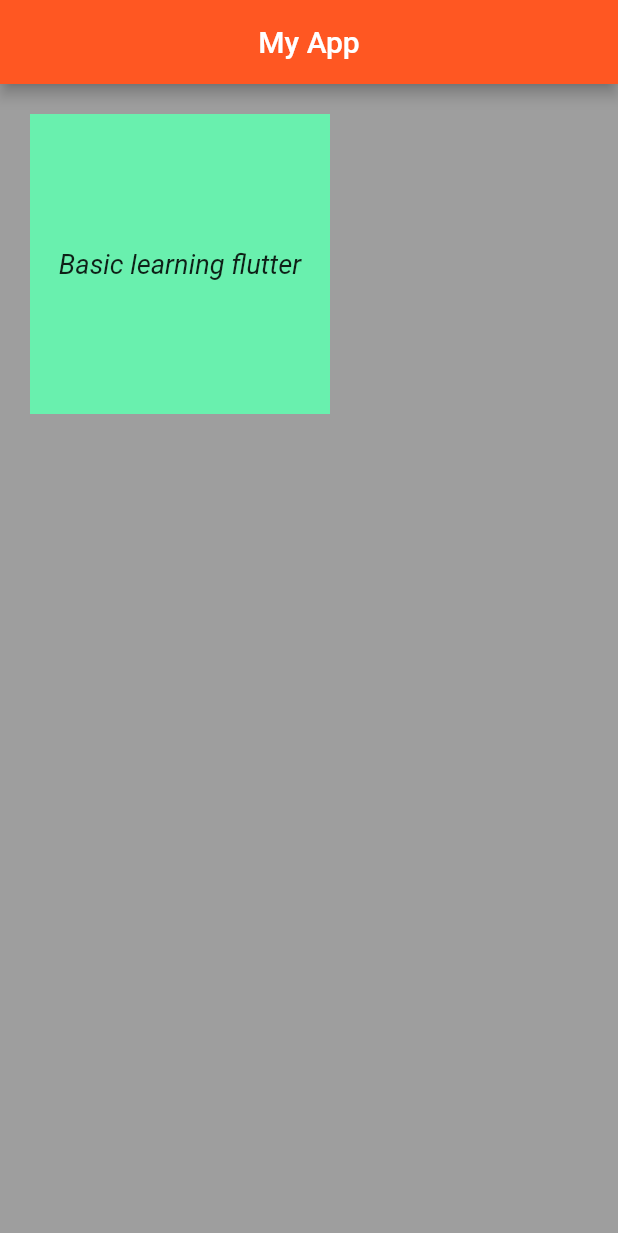
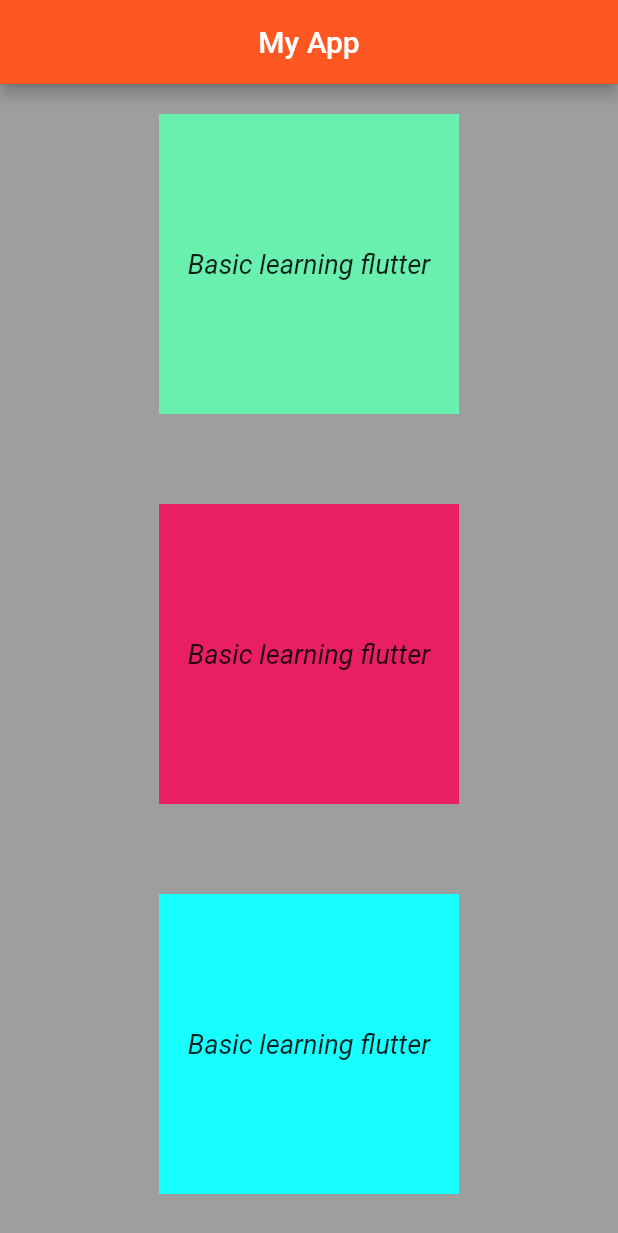
Before and after one commit to arbazfareed/flutter-practice-project, a Flutter app: the screen it shows after launch, on a phone screen of 412 x 824 dp. Shown: the top 1233 px of the screen. Run offline on Flutter 3.47's test engine with Material 2 defaults, Android fonts, the phone set to English and light mode, and no system bars.

Commit message:
Multiplie coulmn in containe

```diff
--- a/lib/main.dart
+++ b/lib/main.dart
@@ -7,7 +7,7 @@ void main() {
 }
 
 class MyApp extends StatelessWidget {
-  const MyApp({Key? key}); // Corrected the constructor
+  const MyApp({Key? key});
 
   @override
   Widget build(BuildContext context) {
@@ -20,10 +20,15 @@ class MyApp extends StatelessWidget {
           backgroundColor: Colors.deepOrange,
         ),
         body: SafeArea(
-          child: Container(
+          child: Center(
+            child: SingleChildScrollView( // Wrap the Column with SingleChildScrollView
+              child: Column(
+                mainAxisAlignment: MainAxisAlignment.center,
+                children: <Widget>[
+                  Container(
                     height: 200,
                     width: 200,
-            margin: EdgeInsets.all(20.0),
+                    margin: EdgeInsets.symmetric(vertical: 20.0, horizontal: 20),
                     color: Colors.greenAccent,
                     child: Center(
                       child: Text(
@@ -35,8 +40,65 @@ class MyApp extends StatelessWidget {
                       ),
                     ),
                   ),
+                  SizedBox(height: 20),
+                  Container(
+                    height: 200,
+                    width: 200,
+                    margin: EdgeInsets.symmetric(vertical: 20.0, horizontal: 20),
+                    color: Colors.pink,
+                    child: Center(
+                      child: Text(
+                        'Basic learning flutter',
+                        style: TextStyle(
+                          fontStyle: FontStyle.italic,
+                          fontSize: 18,
+                        ),
+                      ),
+                    ),
+                  ),
+                  SizedBox(height: 20),
+                  Container(
+                    height: 200,
+                    width: 200,
+                    margin: EdgeInsets.symmetric(vertical: 20.0, horizontal: 20),
+                    color: Colors.cyanAccent,
+                    child: Center(
+                      child: Text(
+                        'Basic learning flutter',
+                        style: TextStyle(
+                          fontStyle: FontStyle.italic,
+                          fontSize: 18,
+                        ),
+                      ),
+                    ),
+                  ),
+                  SizedBox(height: 20),
+                  Container(
+                    height: 200,
+                    width: 200,
+                    margin: EdgeInsets.symmetric(vertical: 20.0, horizontal: 20),
+                    color: Colors.red,
+                    child: Center(
+                      child: Text(
+                        'Basic learning flutter',
+                        style: TextStyle(
+                          fontStyle: FontStyle.italic,
+                          fontSize: 18,
+                        ),
+                      ),
+                    ),
+                  ),
+                ],
+              ),
+            ),
+          ),
         ),
       ),
     );
   }
 }
+
+
+// new add column
+// add sizebox() for space
+// and using multiple container
```
Lines whose indentation alone changed are shown as unchanged.
